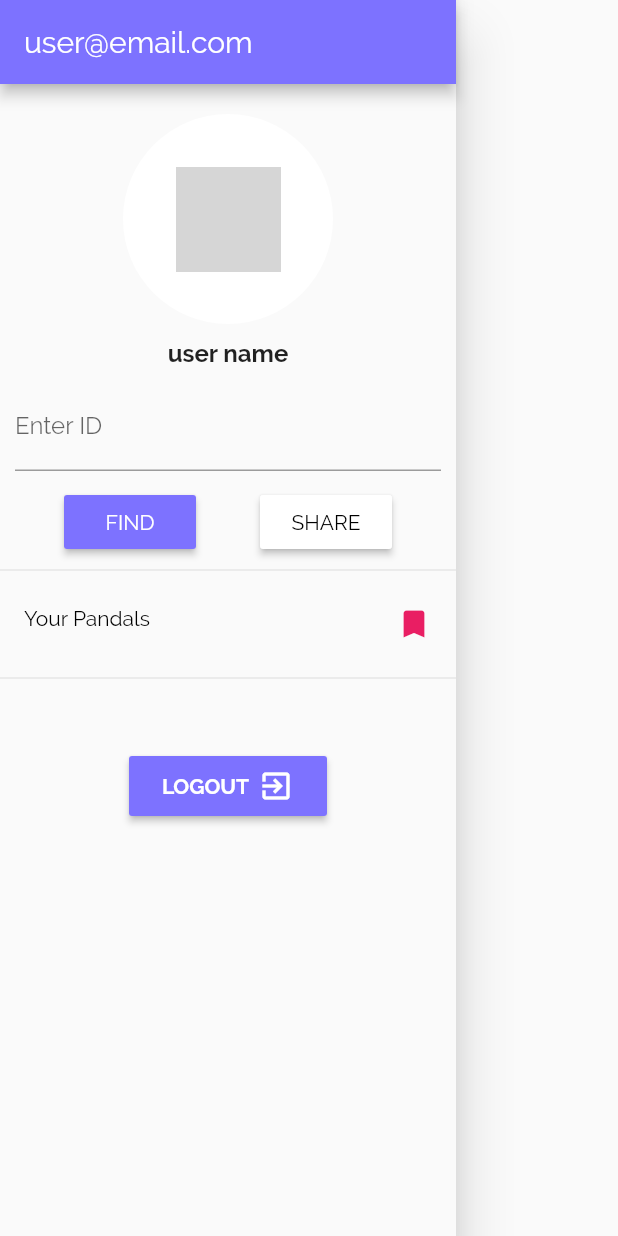
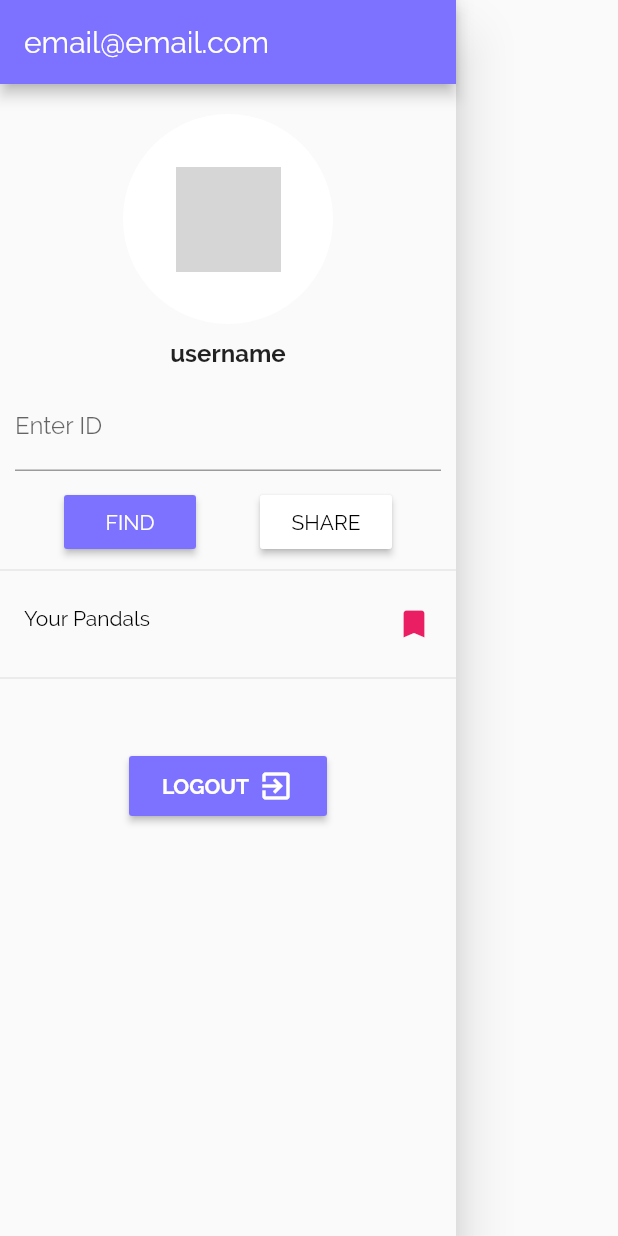
Before and after one commit to aditya-shrivastava/Travel-Guide, a Flutter app: the SideDrawer widget shown alone on an empty page, opened directly, on a phone screen of 412 x 824 dp. Run offline on Flutter 3.47's test engine with Material 2 defaults, Android fonts, the phone set to English and light mode, and no system bars; our stand-ins replace cloud_firestore, firebase_auth, flutter_dotenv, flutter_svg, shared_preferences; missing offline and left inert: loading_animations; accounts and stored records are empty; network calls fail; grey boxes are pictures that could not be loaded.

```diff
--- a/lib/services/auth.dart
+++ b/lib/services/auth.dart
@@ -6,7 +6,7 @@ import 'package:cloud_firestore/cloud_firestore.dart';
 class AuthService with ChangeNotifier {
   final _auth = FirebaseAuth.instance;
 
-  Future<void> signup(String email, String password, String name) async {
+  void signup(String email, String password, String name) async {
     try {
       final authResult = await _auth.createUserWithEmailAndPassword(
         email: email,
@@ -28,7 +28,7 @@ class AuthService with ChangeNotifier {
     }
   }
 
-  Future<void> login(String email, String password) async {
+  void login(String email, String password) async {
     try {
       final authResult = await _auth.signInWithEmailAndPassword(
           email: email, password: password);
@@ -38,13 +38,9 @@ class AuthService with ChangeNotifier {
           .document(authResult.user.uid)
           .get();
 
-      print(data);
+      print(data.data.entries.first);
     } catch (err) {
       print(err);
     }
   }
-
-  Future<void> logout() {
-    return FirebaseAuth.instance.signOut();
-  }
 }
--- a/lib/widgets/side_drawer.dart
+++ b/lib/widgets/side_drawer.dart
@@ -1,8 +1,10 @@
+import 'dart:convert';
+
 import 'package:flutter/material.dart';
-import 'package:provider/provider.dart';
+import 'package:firebase_auth/firebase_auth.dart';
+import 'package:shared_preferences/shared_preferences.dart';
 
 import '../screens/favorite_pandals.dart';
-import '../services/auth.dart';
 
 class SideDrawer extends StatefulWidget {
   @override
@@ -11,6 +13,26 @@ class SideDrawer extends StatefulWidget {
 
 class _SideDrawerState extends State<SideDrawer> {
   var _uid = new TextEditingController();
+  var _displayName;
+  var _email;
+  var _prefs;
+
+  void fetchUserDetails() async {
+    _prefs = await SharedPreferences.getInstance();
+    final _userData =
+        json.decode(_prefs.getString('userData')) as Map<String, Object>;
+
+    setState(() {
+      _displayName = _userData['displayName'];
+      _email = _userData['email'];
+    });
+  }
+
+  @override
+  void initState() {
+    super.initState();
+    fetchUserDetails();
+  }
 
   @override
   Widget build(BuildContext context) {
@@ -18,7 +40,7 @@ class _SideDrawerState extends State<SideDrawer> {
       child: Column(
         children: [
           AppBar(
-            title: Text('user@email.com'),
+            title: Text(_email == null ? 'email@email.com' : _email),
             automaticallyImplyLeading: false,
           ),
           Padding(
@@ -33,7 +55,7 @@ class _SideDrawerState extends State<SideDrawer> {
             ),
           ),
           Text(
-            'user name',
+            _displayName == null ? 'username' : _displayName,
             style: TextStyle(
               fontSize: 16,
               fontWeight: FontWeight.w600,
@@ -121,7 +143,8 @@ class _SideDrawerState extends State<SideDrawer> {
             onPressed: () {
               Navigator.of(context).pop();
               Navigator.of(context).pushReplacementNamed('/');
-              Provider.of<AuthService>(context, listen: false).logout();
+              _prefs.clear();
+              FirebaseAuth.instance.signOut();
             },
           ),
         ],
```
Also changed, not shown: lib/screens/home_screen.dart (+14 -1 lines), lib/screens/login_screen.dart (+40 -23 lines).
